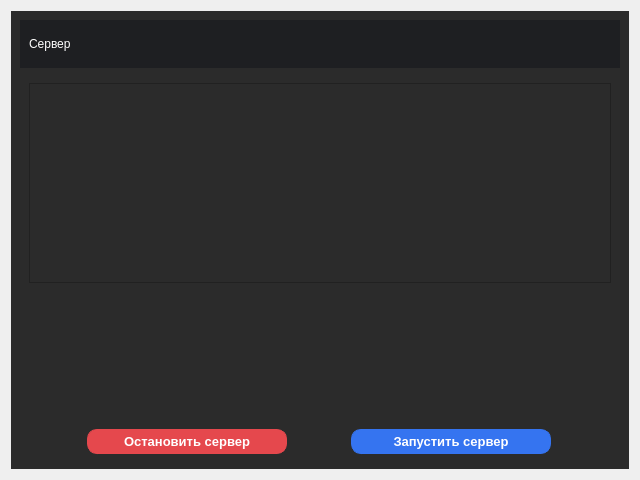
The window that src/gui/ui/main_window.ui (PavelSbvt/The_epic_RPG_battle) describes before a commit, drawn with Qt 5.
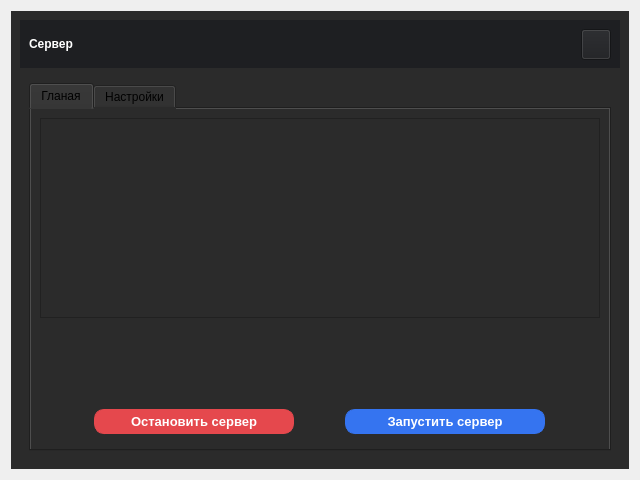
The same window after the commit.

Commit message: > [src/gui/ui/main_window.ui] - redesigned the form for a tabbed widget, in which I added a settings tab.

```diff
--- a/src/gui/ui/main_window.ui
+++ b/src/gui/ui/main_window.ui
@@ -53,6 +53,7 @@
            <property name="styleSheet">
             <string notr="true">QLabel {
 	color: white;
+	font-weight: bold;
 }</string>
            </property>
            <property name="text">
@@ -60,6 +61,25 @@
            </property>
           </widget>
          </item>
+         <item>
+          <widget class="QPushButton" name="settingsButton">
+           <property name="minimumSize">
+            <size>
+             <width>30</width>
+             <height>31</height>
+            </size>
+           </property>
+           <property name="maximumSize">
+            <size>
+             <width>30</width>
+             <height>31</height>
+            </size>
+           </property>
+           <property name="text">
+            <string/>
+           </property>
+          </widget>
+         </item>
         </layout>
        </widget>
       </item>
@@ -73,6 +93,16 @@
         </property>
         <layout class="QHBoxLayout" name="horizontalLayout_3">
          <item>
+          <widget class="QTabWidget" name="tab_widget">
+           <property name="currentIndex">
+            <number>0</number>
+           </property>
+           <widget class="QWidget" name="tab">
+            <attribute name="title">
+             <string>Гланая</string>
+            </attribute>
+            <layout class="QVBoxLayout" name="verticalLayout_2">
+             <item>
           <widget class="QTextEdit" name="textEditForLogs">
            <property name="minimumSize">
             <size>
@@ -96,9 +126,6 @@
            </property>
           </widget>
          </item>
-        </layout>
-       </widget>
-      </item>
       <item>
        <spacer name="verticalSpacer">
         <property name="orientation">
@@ -223,6 +250,18 @@
            <property name="text">
             <string>Запустить сервер</string>
            </property>
+                 </widget>
+                </item>
+               </layout>
+              </widget>
+             </item>
+            </layout>
+           </widget>
+           <widget class="QWidget" name="tab_2">
+            <attribute name="title">
+             <string>Настройки</string>
+            </attribute>
+           </widget>
           </widget>
          </item>
         </layout>
```
Lines whose indentation alone changed are shown as unchanged.
